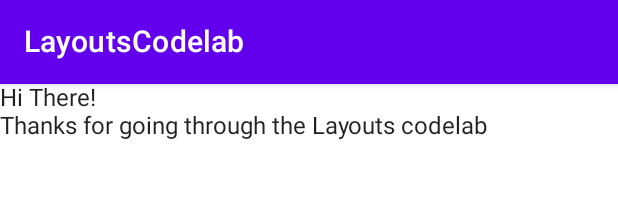
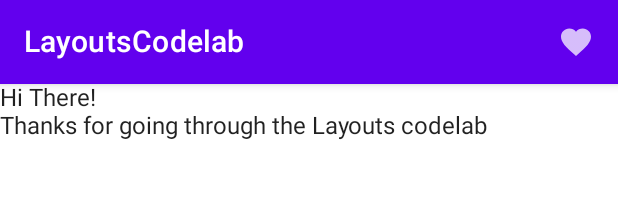
Before and after one commit to zurche/LayoutsInJetpackCompose, an Android app built with Jetpack Compose: the @Preview function DefaultPreview, on a phone screen of 412 x 824 dp. Shown: the top 218 px of the screen. Run offline under Robolectric (Android 15) with nearby library versions, the phone set to English and light mode, and no system bars.

Commit message:
Chapter 5 complete

```diff
--- a/app/build.gradle
+++ b/app/build.gradle
@@ -58,4 +58,5 @@ dependencies {
     androidTestImplementation 'androidx.test.espresso:espresso-core:3.4.0'
     androidTestImplementation "androidx.compose.ui:ui-test-junit4:$compose_version"
     debugImplementation "androidx.compose.ui:ui-tooling:$compose_version"
+    implementation "androidx.compose.material:material-icons-extended:$compose_version"
 }
--- a/app/src/main/java/com/zurche/layoutsinjetpackcompose/MainActivity.kt
+++ b/app/src/main/java/com/zurche/layoutsinjetpackcompose/MainActivity.kt
@@ -5,9 +5,9 @@ import androidx.activity.ComponentActivity
 import androidx.activity.compose.setContent
 import androidx.compose.foundation.layout.Column
 import androidx.compose.foundation.layout.padding
-import androidx.compose.material.Scaffold
-import androidx.compose.material.Text
-import androidx.compose.material.TopAppBar
+import androidx.compose.material.*
+import androidx.compose.material.icons.Icons
+import androidx.compose.material.icons.filled.Favorite
 import androidx.compose.runtime.Composable
 import androidx.compose.ui.Modifier
 import androidx.compose.ui.tooling.preview.Preview
@@ -29,7 +29,14 @@ fun LayoutsCodelab() {
     Scaffold(
         topBar = {
             TopAppBar(
-                title = { Text(text = "LayoutsCodelab") }
+                title = {
+                    Text(text = "LayoutsCodelab")
+                },
+                actions = {
+                    IconButton(onClick = { /*TODO*/ }) {
+                        Icon(Icons.Filled.Favorite, contentDescription = null)
+                    }
+                }
             )
         }
     ) { innerPadding ->
```
